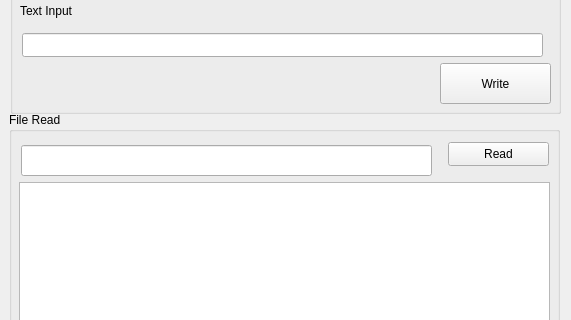
Old version of the form mainview.ui in the repository mabo0001/FileReadWriteQt; both pictures show x 0 to 571 and y 114 to 434 of the 571 by 733 pixel window.
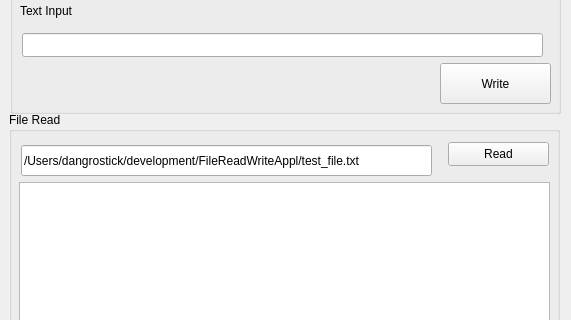
New version of the form.

Commit message: Feature: Added File Read/Write implementation of Abstract Read/Write

Patch:
```diff
--- a/mainview.ui
+++ b/mainview.ui
@@ -145,6 +145,9 @@
        <height>31</height>
       </rect>
      </property>
+     <property name="text">
+      <string>/Users/dangrostick/development/FileReadWriteAppl/test_file.txt</string>
+     </property>
     </widget>
    </widget>
   </widget>
```
The commit also changes 8 other files.
